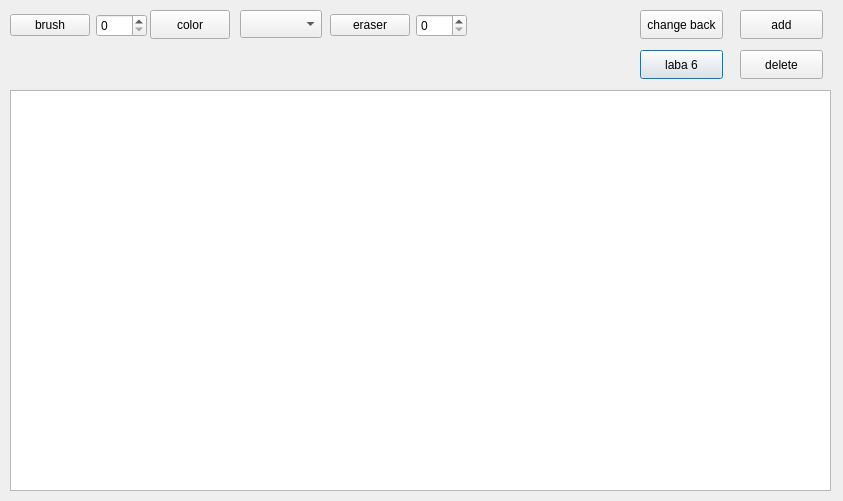
Above: grapheditwidget.ui from yngboywho/lab5Qt before the change. Below: the same form after it.
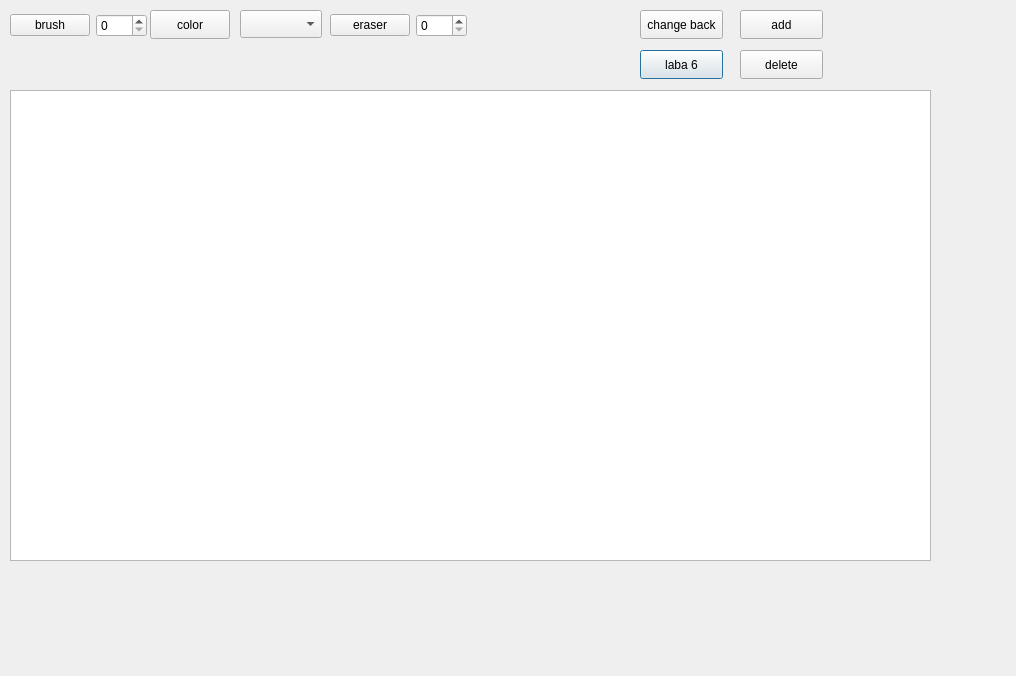
That is the form after the change.

Diff of the .ui file:
```diff
--- a/grapheditwidget.ui
+++ b/grapheditwidget.ui
@@ -6,8 +6,8 @@
    <rect>
     <x>0</x>
     <y>0</y>
-    <width>843</width>
-    <height>501</height>
+    <width>1016</width>
+    <height>676</height>
    </rect>
   </property>
   <property name="windowTitle">
@@ -18,8 +18,8 @@
     <rect>
      <x>10</x>
      <y>90</y>
-     <width>821</width>
-     <height>401</height>
+     <width>921</width>
+     <height>471</height>
     </rect>
    </property>
   </widget>
```
